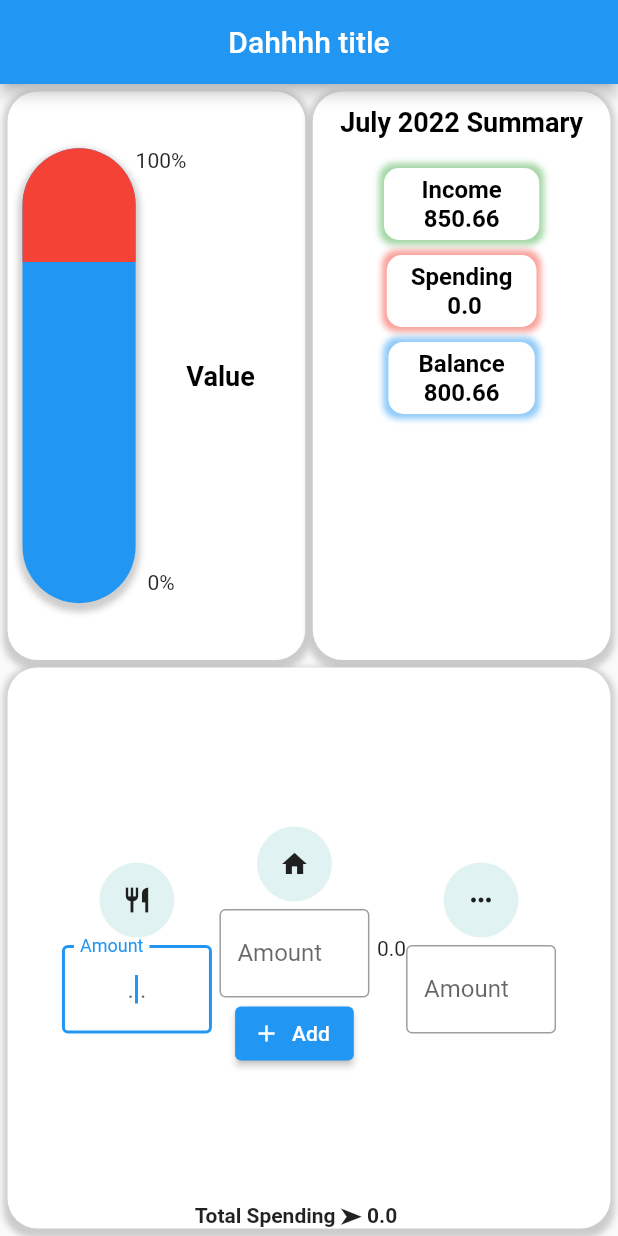
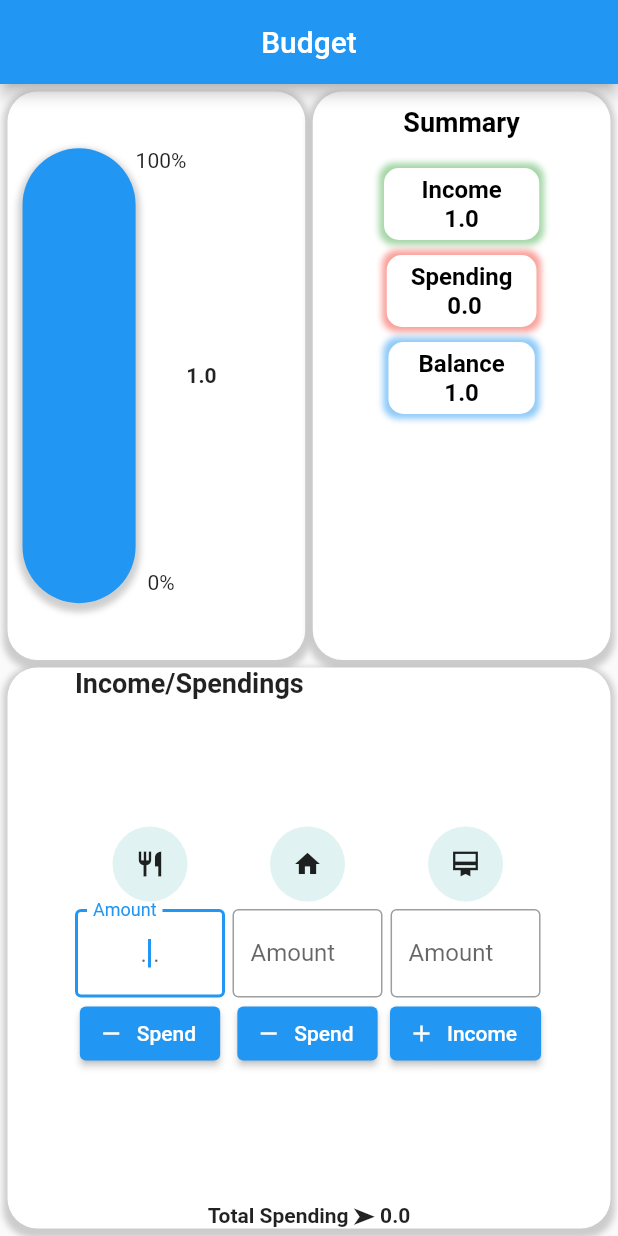
Before and after one commit to ChengCK18/dah_flutterrrrr_app1, a Flutter app: the screen it shows after launch, on a phone screen of 412 x 824 dp. Run offline on Flutter 3.47's test engine with Material 2 defaults, Android fonts, the light colour scheme and no system bars.

Commit message:
Complete v1

```diff
--- a/lib/main.dart
+++ b/lib/main.dart
@@ -14,18 +14,17 @@ class MyApp extends StatelessWidget {
   @override
   Widget build(BuildContext context) {
     return MaterialApp(
-      title: 'Flutter Demo',
+      title: 'Flutter Demo - Budget App',
       theme: ThemeData(
         primarySwatch: Colors.blue,
       ),
-      home: const MainPage(title: 'dah_flutterrrrr_app1 Demo Home Page'),
+      home: const MainPage(),
     );
   }
 }
 
 class MainPage extends StatefulWidget {
-  const MainPage({Key? key, required this.title}) : super(key: key);
-  final String title;
+  const MainPage({Key? key}) : super(key: key);
 
   @override
   State<MainPage> createState() => _MainPageState();
@@ -33,12 +32,16 @@ class MainPage extends StatefulWidget {
 
 class _MainPageState extends State<MainPage> {
   double totalSpend = 0;
+  double totalIncome = 0;
 
-  refresh(value) {
+  refreshIncome(value) {
     setState(() {
-      print("Main side");
-      print(totalSpend);
-      print(value);
+      totalIncome = totalIncome + value;
+    });
+  }
+
+  refreshSpend(value) {
+    setState(() {
       totalSpend = totalSpend + value;
     });
   }
@@ -46,14 +49,20 @@ class _MainPageState extends State<MainPage> {
   @override
   Widget build(BuildContext context) {
     return Scaffold(
-        appBar: AppBar(centerTitle: true, title: const Text("Dahhhh title")),
+        appBar: AppBar(centerTitle: true, title: const Text("Budget")),
         body: Column(
           children: <Widget>[
-            Expanded(flex: 5, child: MainPageInfo(totalSpend: totalSpend)),
+            Expanded(
+                flex: 5,
+                child: MainPageInfo(
+                    totalSpend: totalSpend,
+                    totalIncome: totalIncome <= 0 ? 1 : totalIncome)),
             Expanded(
                 flex: 5,
                 child: MainPageButtons(
-                    totalSpend: totalSpend, set_totalSpend: refresh)),
+                    totalSpend: totalSpend,
+                    setTotalSpend: refreshSpend,
+                    setTotalIncome: refreshIncome)),
           ],
         ));
   }
--- a/lib/mainPageButtons.dart
+++ b/lib/mainPageButtons.dart
@@ -3,32 +3,35 @@ import 'package:flutter/services.dart';
 
 class MainPageButtons extends StatefulWidget {
   const MainPageButtons(
-      {Key? key, required this.totalSpend, required this.set_totalSpend})
+      {Key? key,
+      required this.totalSpend,
+      required this.setTotalSpend,
+      required this.setTotalIncome})
       : super(key: key);
   final double totalSpend;
-  final Function set_totalSpend;
+  final Function setTotalSpend;
+  final Function setTotalIncome;
 
   @override
   State<MainPageButtons> createState() => _MainPageButtonsState();
 }
 
 class _MainPageButtonsState extends State<MainPageButtons> {
-  final spend1_controller = TextEditingController();
-  final spend2_controller = TextEditingController();
-  final spend3_controller = TextEditingController();
+  final spend1Controller = TextEditingController();
+  final spend2Controller = TextEditingController();
+  final spend3Controller = TextEditingController();
 
   @override
   void dispose() {
-    spend1_controller.dispose();
-    spend2_controller.dispose();
-    spend3_controller.dispose();
+    spend1Controller.dispose();
+    spend2Controller.dispose();
+    spend3Controller.dispose();
 
     super.dispose();
   }
 
   @override
   Widget build(BuildContext context) {
-    print("Rendering...");
     return Container(
       constraints: BoxConstraints(minWidth: MediaQuery.of(context).size.width),
       child: Center(
@@ -48,7 +51,27 @@ class _MainPageButtonsState extends State<MainPageButtons> {
                         Text(
                           "Total Spending ➤ " + widget.totalSpend.toString(),
                           textAlign: TextAlign.center,
-                          style: TextStyle(fontWeight: FontWeight.bold),
+                          style: const TextStyle(
+                            fontWeight: FontWeight.bold,
+                          ),
+                        )
+                      ],
+                    )),
+                Container(
+                    //color: Colors.red,
+                    constraints: BoxConstraints(
+                        minWidth: MediaQuery.of(context).size.width - 100,
+                        minHeight: MediaQuery.of(context).size.height),
+                    child: Column(
+                      crossAxisAlignment: CrossAxisAlignment.start,
+                      children: const [
+                        Text(
+                          "Income/Spendings",
+                          textAlign: TextAlign.center,
+                          style: TextStyle(
+                            fontWeight: FontWeight.bold,
+                            fontSize: 18.0,
+                          ),
                         )
                       ],
                     )),
@@ -64,16 +87,16 @@ class _MainPageButtonsState extends State<MainPageButtons> {
                             Icons.restaurant,
                             size: 20,
                           ),
-                          decoration: BoxDecoration(
+                          decoration: const BoxDecoration(
                               shape: BoxShape.circle, color: Color(0xFFe0f2f1)),
                         ),
                         Container(
-                            margin: EdgeInsets.only(top: 5),
-                            constraints: BoxConstraints(maxWidth: 100),
+                            margin: const EdgeInsets.only(top: 5),
+                            constraints: const BoxConstraints(maxWidth: 100),
                             child: Directionality(
                                 textDirection: TextDirection.ltr,
                                 child: TextField(
-                                  controller: spend1_controller,
+                                  controller: spend1Controller,
                                   textAlign: TextAlign.center,
                                   autofocus: true,
                                   keyboardType: TextInputType.number,
@@ -81,13 +104,28 @@ class _MainPageButtonsState extends State<MainPageButtons> {
                                     FilteringTextInputFormatter.allow(
                                         RegExp(r'[0-9]')),
                                   ],
-                                  decoration: new InputDecoration(
+                                  decoration: const InputDecoration(
                                       border: OutlineInputBorder(),
                                       labelText: "Amount",
                                       hintText: "..."),
-                                )))
+                                ))),
+                        ElevatedButton.icon(
+                          onPressed: () {
+                            setState(() {
+                              if (spend1Controller.text == "") {
+                                spend1Controller.text = "0";
+                              }
+                              widget.setTotalSpend(
+                                  double.parse(spend1Controller.text));
+                            });
+
+                            spend1Controller.clear();
+                          },
+                          icon: const Icon(Icons.remove, size: 18),
+                          label: const Text("Spend"),
+                        )
                       ]),
-                  SizedBox(
+                  const SizedBox(
                     height: 10,
                     width: 5,
                   ), //To add spacing between two column
@@ -102,16 +140,16 @@ class _MainPageButtonsState extends State<MainPageButtons> {
                             Icons.home,
                             size: 20,
                           ),
-                          decoration: BoxDecoration(
+                          decoration: const BoxDecoration(
                               shape: BoxShape.circle, color: Color(0xFFe0f2f1)),
                         ),
                         Container(
-                            margin: EdgeInsets.only(top: 5),
-                            constraints: BoxConstraints(maxWidth: 100),
+                            margin: const EdgeInsets.only(top: 5),
+                            constraints: const BoxConstraints(maxWidth: 100),
                             child: Directionality(
                                 textDirection: TextDirection.ltr,
                                 child: TextField(
-                                  controller: spend2_controller,
+                                  controller: spend2Controller,
                                   textAlign: TextAlign.center,
                                   autofocus: true,
                                   keyboardType: TextInputType.number,
@@ -119,49 +157,32 @@ class _MainPageButtonsState extends State<MainPageButtons> {
                                     FilteringTextInputFormatter.allow(
                                         RegExp(r'[0-9]')),
                                   ],
-                                  decoration: new InputDecoration(
+                                  decoration: const InputDecoration(
                                       border: OutlineInputBorder(),
                                       labelText: "Amount",
                                       hintText: "..."),
                                 ))),
-                        Container(
-                          child: ElevatedButton.icon(
+                        ElevatedButton.icon(
                           onPressed: () {
                             setState(() {
-                                if (spend1_controller.text == "") {
-                                  spend1_controller.text = "0";
+                              if (spend2Controller.text == "") {
+                                spend2Controller.text = "0";
                               }
-                                if (spend2_controller.text == "") {
-                                  spend2_controller.text = "0";
-                                }
-                                if (spend3_controller.text == "") {
-                                  spend3_controller.text = "0";
-                                }
-
-                                double new_spend_amount =
-                                    double.parse(spend1_controller.text) +
-                                        double.parse(spend2_controller.text) +
-                                        double.parse(spend3_controller.text);
-
-                                widget.set_totalSpend(new_spend_amount);
+                              widget.setTotalSpend(
+                                  double.parse(spend2Controller.text));
                             });
-
-                              spend1_controller.clear();
-                              spend2_controller.clear();
-                              spend3_controller.clear();
+                            spend2Controller.clear();
                             // Respond to button press
                           },
-                            icon: Icon(Icons.add, size: 18),
-                            label: Text("Add"),
+                          icon: const Icon(Icons.remove, size: 18),
+                          label: const Text("Spend"),
                         ),
-                        )
                       ]),
-                  SizedBox(
+
+                  const SizedBox(
                     height: 10,
                     width: 5,
-                  ),
-                  Text(widget.totalSpend
-                      .toString()), //To add spacing between two column
+                  ), //To add spacing between two column
                   Column(
                       mainAxisAlignment: MainAxisAlignment.center,
                       crossAxisAlignment: CrossAxisAlignment.center,
@@ -170,19 +191,19 @@ class _MainPageButtonsState extends State<MainPageButtons> {
                           width: 50,
                           height: 50,
                           child: const Icon(
-                            Icons.more_horiz,
+                            Icons.wallet_membership_sharp,
                             size: 20,
                           ),
-                          decoration: BoxDecoration(
+                          decoration: const BoxDecoration(
                               shape: BoxShape.circle, color: Color(0xFFe0f2f1)),
                         ),
                         Container(
-                            margin: EdgeInsets.only(top: 5),
-                            constraints: BoxConstraints(maxWidth: 100),
+                            margin: const EdgeInsets.only(top: 5),
+                            constraints: const BoxConstraints(maxWidth: 100),
                             child: Directionality(
                                 textDirection: TextDirection.ltr,
                                 child: TextField(
-                                  controller: spend3_controller,
+                                  controller: spend3Controller,
                                   textAlign: TextAlign.center,
                                   autofocus: true,
                                   keyboardType: TextInputType.number,
@@ -190,11 +211,27 @@ class _MainPageButtonsState extends State<MainPageButtons> {
                                     FilteringTextInputFormatter.allow(
                                         RegExp(r'[0-9]')),
                                   ],
-                                  decoration: new InputDecoration(
+                                  decoration: const InputDecoration(
                                       border: OutlineInputBorder(),
                                       labelText: "Amount",
                                       hintText: "..."),
-                                )))
+                                ))),
+                        ElevatedButton.icon(
+                          onPressed: () {
+                            setState(() {
+                              if (spend3Controller.text == "") {
+                                spend3Controller.text = "0";
+                              }
+
+                              widget.setTotalIncome(
+                                  double.parse(spend3Controller.text));
+                            });
+
+                            spend3Controller.clear();
+                          },
+                          icon: const Icon(Icons.add, size: 18),
+                          label: const Text("Income"),
+                        )
                       ]),
                 ]),
               ]))),
--- a/lib/mainPageInfo.dart
+++ b/lib/mainPageInfo.dart
@@ -1,9 +1,11 @@
 import 'package:flutter/material.dart';
-import 'package:fl_chart/fl_chart.dart';
 
 class MainPageInfo extends StatefulWidget {
-  const MainPageInfo({Key? key, required this.totalSpend}) : super(key: key);
+  const MainPageInfo(
+      {Key? key, required this.totalSpend, required this.totalIncome})
+      : super(key: key);
   final double totalSpend;
+  final double totalIncome;
   @override
   State<MainPageInfo> createState() => _MainPageInfoState();
 }
@@ -37,37 +39,50 @@ class _MainPageInfoState extends State<MainPageInfo> {
                                 ),
                               ])),
                       Container(
-                          height: constraints.maxHeight * 0.2,
+                          height: (constraints.maxHeight * 0.8) *
+                              ((1 -
+                                          ((widget.totalIncome -
+                                                  widget.totalSpend) /
+                                              widget.totalIncome)) >
+                                      0.8
+                                  ? 0.8
+                                  : (1 -
+                                      ((widget.totalIncome -
+                                              widget.totalSpend) /
+                                          widget.totalIncome))),
                           width: constraints.maxWidth * 0.4,
                           decoration: const BoxDecoration(
                             color: Colors.red,
                             borderRadius: BorderRadius.only(
-                                topLeft: Radius.circular(50),
-                                topRight: Radius.circular(50)),
+                              topLeft: Radius.circular(50),
+                              topRight: Radius.circular(50),
+                              bottomRight: Radius.circular(10),
+                              bottomLeft: Radius.circular(10),
+                            ),
                           )),
                     ]),
                     LayoutBuilder(builder: (ctx, constraints) {
                       return Column(children: [
                         Container(
-                          child: Text("100%"),
+                          child: const Text("100%"),
                           padding:
                               EdgeInsets.only(top: constraints.maxHeight * 0.1),
                         ),
                         Container(
-                          child: Text("0%"), //Need to subtract val pad value
+                          child:
+                              const Text("0%"), //Need to subtract val pad value
                           padding:
                               EdgeInsets.only(top: constraints.maxHeight * 0.7),
                         )
                       ]);
                     }),
-                    Container(
-                        child: const Text(
-                      "Value",
-                      style: TextStyle(
-                          fontSize: 18.0,
-                          fontWeight: FontWeight.bold,
-                          color: Colors.black),
-                    ))
+                    Text(
+                      "${widget.totalIncome - widget.totalSpend}",
+                      style: const TextStyle(
+                        fontSize: 14.0,
+                        fontWeight: FontWeight.bold,
+                      ),
+                    )
                   ]);
                 }),
                 margin: const EdgeInsets.only(
@@ -93,7 +108,7 @@ class _MainPageInfoState extends State<MainPageInfo> {
                   Container(
                       margin: const EdgeInsets.only(top: 10),
                       child: const Text(
-                        "July 2022 Summary",
+                        "Summary",
                         textAlign: TextAlign.center,
                         style: TextStyle(
                             fontSize: 18.0,
@@ -105,10 +120,10 @@ class _MainPageInfoState extends State<MainPageInfo> {
                           margin: const EdgeInsets.only(top: 20),
                           padding: const EdgeInsets.only(
                               left: 25, right: 25, top: 5, bottom: 5),
-                          child: const Text(
-                            "Income\n850.66",
+                          child: Text(
+                            "Income\n${widget.totalIncome}",
                             textAlign: TextAlign.center,
-                            style: TextStyle(
+                            style: const TextStyle(
                                 fontSize: 16.0,
                                 fontWeight: FontWeight.bold,
                                 color: Colors.black),
@@ -133,7 +148,7 @@ class _MainPageInfoState extends State<MainPageInfo> {
                           child: Text(
                             'Spending\n ${widget.totalSpend}',
                             textAlign: TextAlign.center,
-                            style: TextStyle(
+                            style: const TextStyle(
                                 fontSize: 16.0,
                                 fontWeight: FontWeight.bold,
                                 color: Colors.black),
@@ -155,10 +170,10 @@ class _MainPageInfoState extends State<MainPageInfo> {
                           margin: const EdgeInsets.only(top: 10),
                           padding: const EdgeInsets.only(
                               left: 20, right: 20, top: 5, bottom: 5),
-                          child: const Text(
-                            "Balance\n800.66",
+                          child: Text(
+                            "Balance\n${widget.totalIncome - widget.totalSpend}",
                             textAlign: TextAlign.center,
-                            style: TextStyle(
+                            style: const TextStyle(
                                 fontSize: 16.0,
                                 fontWeight: FontWeight.bold,
                                 color: Colors.black),
```
Lines whose indentation alone changed are shown as unchanged.
